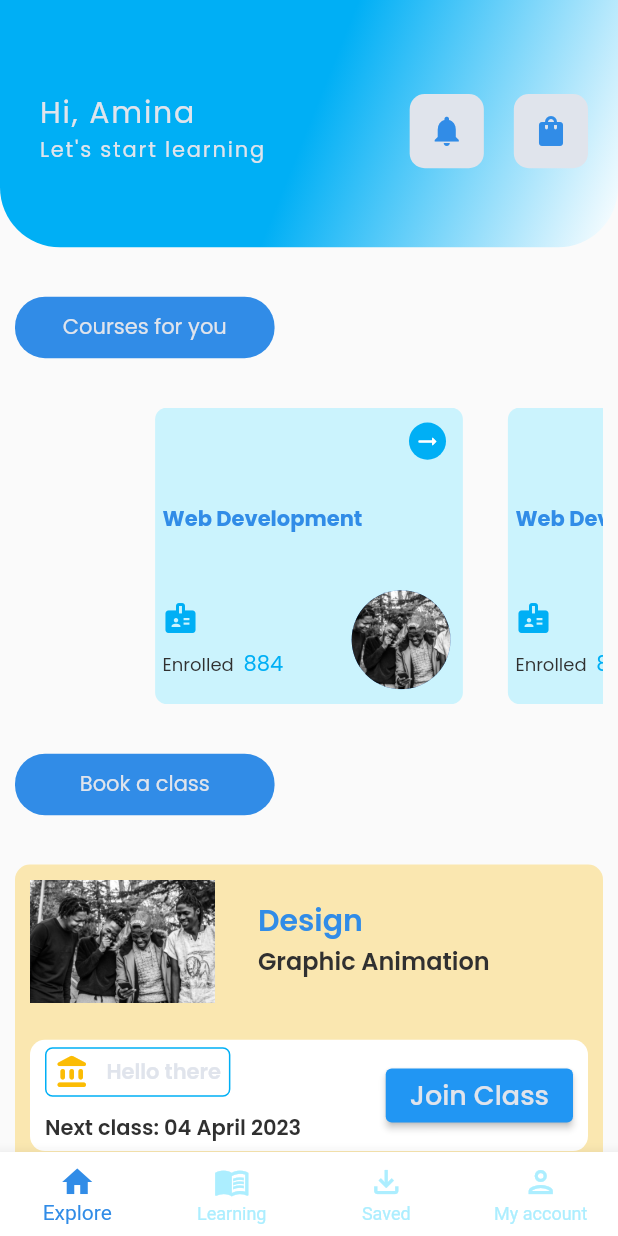
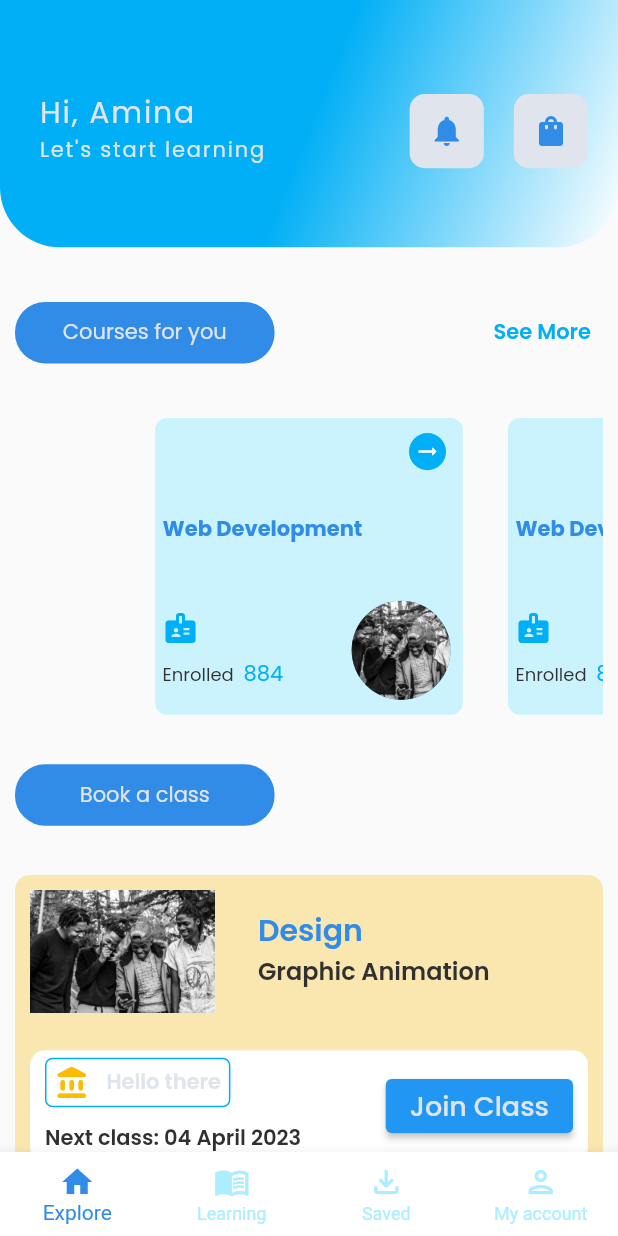
Before and after one commit to Trinity6264/Produtech, a Flutter app: the screen it shows after launch, on a phone screen of 412 x 824 dp. Run offline on Flutter 3.47's test engine with Material 2 defaults, Android fonts, the phone set to English and light mode, and no system bars; our stand-ins replace auto_route, flutter_hooks, get_it, google_fonts, intl_phone_field.

```diff
--- a/lib/app/app.dart
+++ b/lib/app/app.dart
@@ -5,6 +5,8 @@ import 'package:produtech/views/auth/otp_view.dart';
 import 'package:produtech/views/auth/register_view.dart';
 import 'package:produtech/views/auth/reset_password_view.dart';
 import 'package:produtech/views/auth/unique_code_view.dart';
+import 'package:produtech/views/dashboard/course/course_preview_view.dart';
+import 'package:produtech/views/dashboard/course/course_view.dart';
 import 'package:produtech/views/dashboard/dashboard_view.dart';
 import 'package:produtech/views/dashboard/explore/explore_view.dart';
 import 'package:produtech/views/dashboard/learning/learning_view.dart';
@@ -41,6 +43,8 @@ import 'package:produtech/views/splash/splash_view.dart';
     ),
     //other sub routes
         AutoRoute(path: '/settingView', page: SettingViews),
+        AutoRoute(path: '/coursesView', page: CourseView),
+        AutoRoute(path: '/coursePreviewView', page: CoursePreviewView),
   ],
 )
 class $AppRouter {}
--- a/lib/app/routePath.dart
+++ b/lib/app/routePath.dart
@@ -10,4 +10,5 @@ class RoutePath {
   static const String uniqueCodePath = '/uniqueCodeView';
   static const String dashboardPath = '/dashboard-view';
   static const String settingsPath = '/settingView';
+  static const String coursesPath = '/coursesView';
 }
--- a/lib/views/dashboard/explore/explore_view.dart
+++ b/lib/views/dashboard/explore/explore_view.dart
@@ -1,6 +1,10 @@
 import 'package:flutter/material.dart';
 import 'package:google_fonts/google_fonts.dart';
+import 'package:produtech/app/app.gr.dart';
+import 'package:produtech/app/locator.dart';
+import 'package:produtech/app/routePath.dart';
 import 'package:produtech/helpers/asset_pallet.dart';
+import 'package:produtech/services/navigation.dart';
 import 'package:produtech/views/dashboard/explore/widget/course_panel.dart';
 import 'package:produtech/widget/course_card.dart';
 import 'package:produtech/widget/custom_appbar.dart';
@@ -11,6 +15,7 @@ import 'package:produtech/widget/video_card.dart';
 
 class ExploreView extends StatelessWidget {
   const ExploreView({super.key});
+  static final _navService = locator.get<NavigationService>();
 
   @override
   Widget build(BuildContext context) {
@@ -88,7 +93,25 @@ class ExploreView extends StatelessWidget {
             crossAxisAlignment: CrossAxisAlignment.start,
             children: [
               SizedBox(height: size.height * .04),
-              const TitleWidget(title: 'Courses for you'),
+              Row(
+                crossAxisAlignment: CrossAxisAlignment.center,
+                mainAxisAlignment: MainAxisAlignment.spaceBetween,
+                children: [
+                  const TitleWidget(title: 'Courses for you'),
+                  TextButton(
+                    onPressed: () => _navService.navigateTo(
+                      const CourseViewRoute()
+                    ),
+                    child: Text(
+                      'See More',
+                      style: GoogleFonts.poppins(
+                        color: AssetPallet.primaryColor,
+                        fontWeight: FontWeight.w600,
+                      ),
+                    ),
+                  )
+                ],
+              ),
               SizedBox(height: size.height * .04),
               const CoursePanel(),
               SizedBox(height: size.height * .04),
@@ -98,7 +121,7 @@ class ExploreView extends StatelessWidget {
               SizedBox(height: size.height * .04),
               const TitleWidget(title: 'Leader Board'),
               SizedBox(height: size.height * .04),
-              LeaderBoard(),
+              const LeaderBoard(),
               SizedBox(height: size.height * .04),
               const TitleWidget(title: 'What\'s hot'),
               SizedBox(height: size.height * .04),
--- a/lib/views/dashboard/saved/saved_view.dart
+++ b/lib/views/dashboard/saved/saved_view.dart
@@ -19,6 +19,7 @@ class SavedView extends HookWidget {
           width: double.infinity,
           height: double.infinity,
           child: Column(
+            crossAxisAlignment: CrossAxisAlignment.start,
             children: [
               Text(
                 'Saved Contents',
```
Also changed, not shown: lib/views/dashboard/course/course_preview_view.dart (added, +29 -0 lines), lib/views/dashboard/course/course_view.dart (added, +90 -0 lines), lib/app/app.gr.dart, 1 other file.
